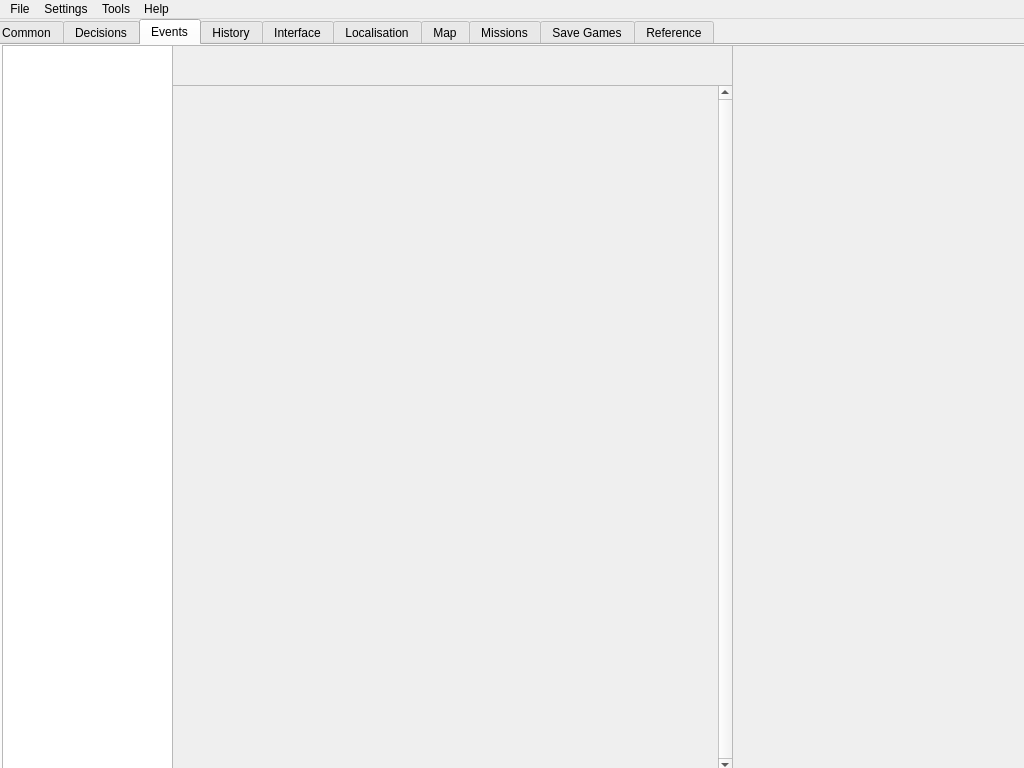
First picture: the form in BraveNewModder/ui/bravenewmodder.ui, repository ADataGMan/bravenewmodder, before the edit.
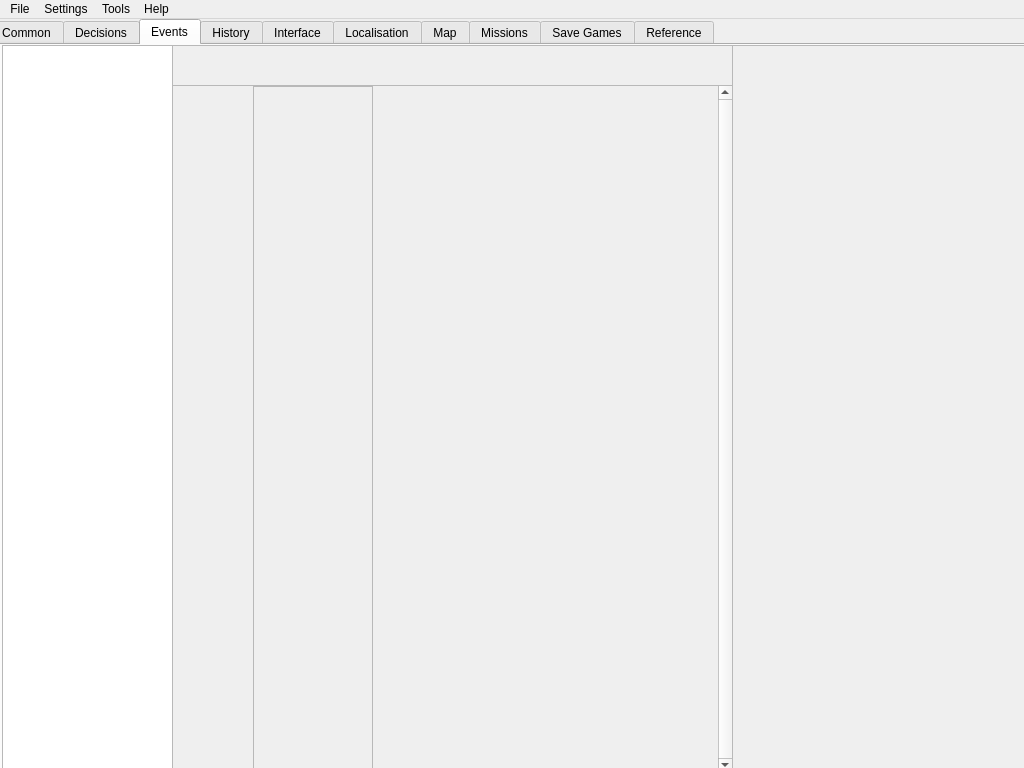
Second picture: the form after the edit.

```diff
--- a/BraveNewModder/ui/bravenewmodder.ui
+++ b/BraveNewModder/ui/bravenewmodder.ui
@@ -167,6 +167,22 @@
          <height>686</height>
         </rect>
        </property>
+       <widget class="QFrame" name="frame">
+        <property name="geometry">
+         <rect>
+          <x>80</x>
+          <y>0</y>
+          <width>120</width>
+          <height>686</height>
+         </rect>
+        </property>
+        <property name="frameShape">
+         <enum>QFrame::StyledPanel</enum>
+        </property>
+        <property name="frameShadow">
+         <enum>QFrame::Raised</enum>
+        </property>
+       </widget>
       </widget>
      </widget>
      <widget class="QScrollArea" name="saRefPaneEvent">
```
Left out of the diff: 18 changed lines with no effect on the pictures.
